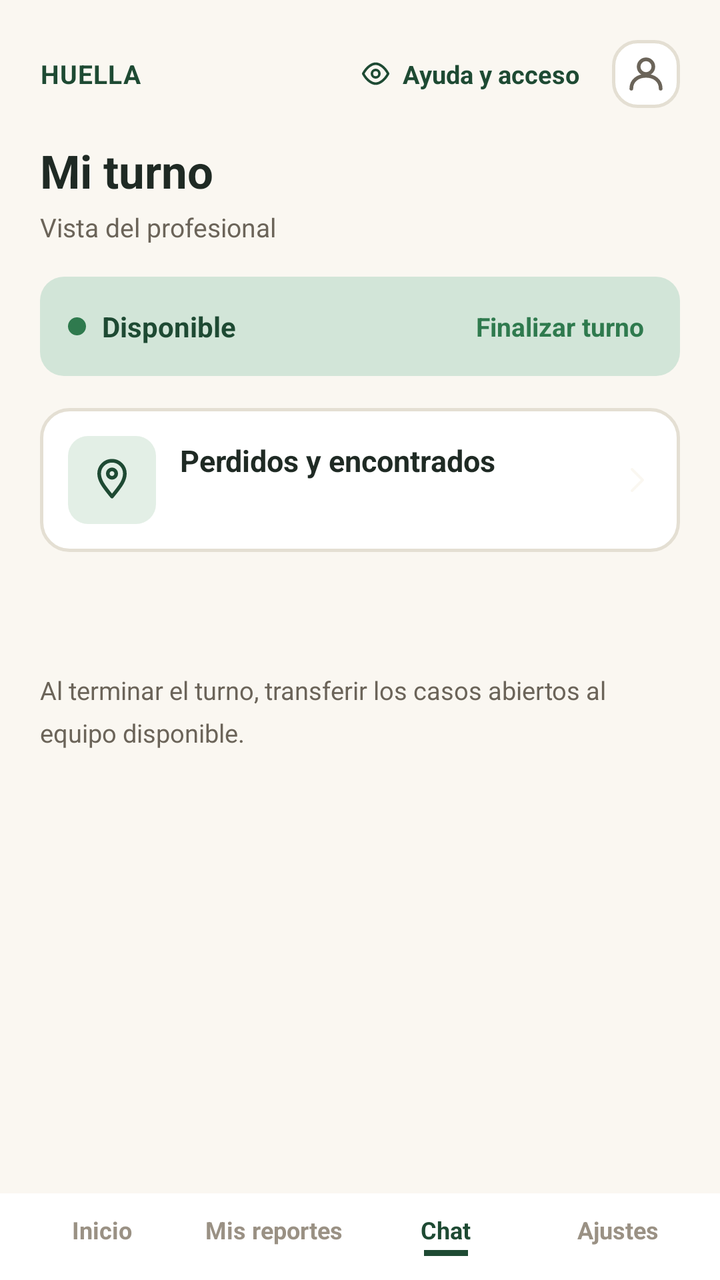
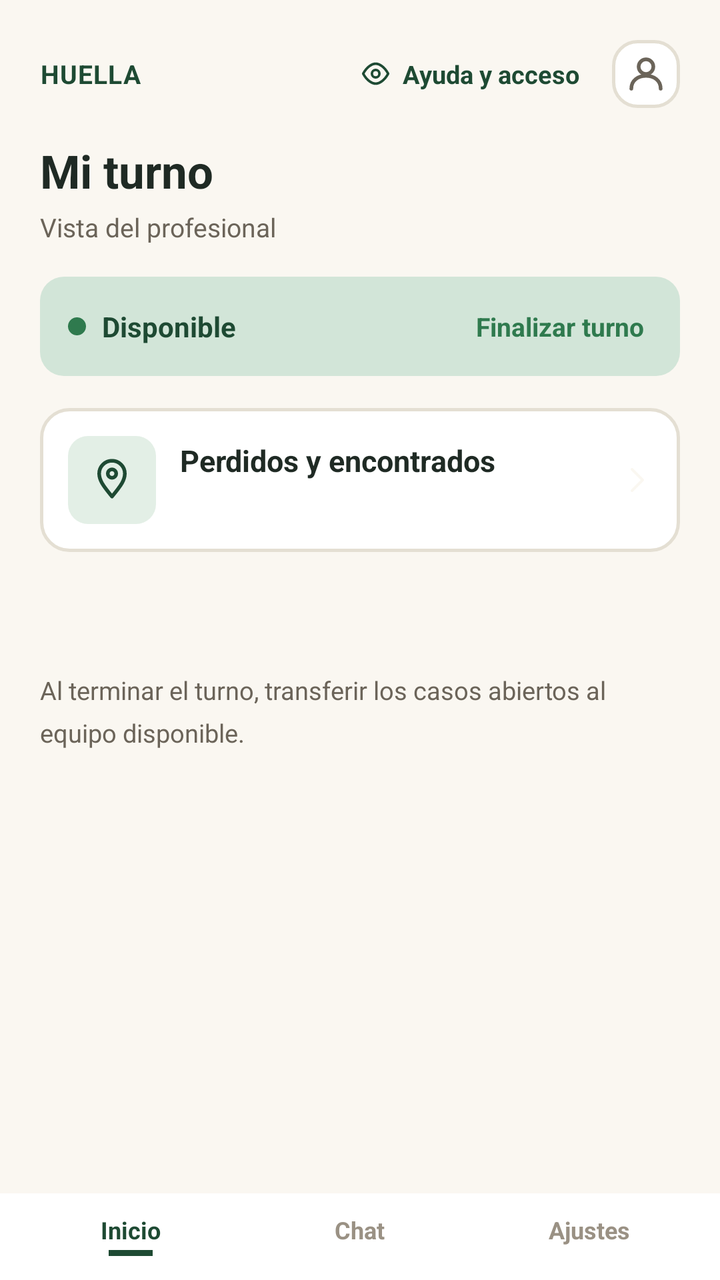

Screens rendered from an Android XML layout before and after an edit, with the pre-edit source and the edit as a unified diff.
<!-- AndroidManifest.xml: application theme Theme.HUELLASEGURA -->
<!-- res/layout/activity_bandeja_profesional.xml -->
<?xml version="1.0" encoding="utf-8"?>
<LinearLayout xmlns:android="http://schemas.android.com/apk/res/android"
    xmlns:app="http://schemas.android.com/apk/res-auto"
    android:id="@+id/root"
    android:layout_width="match_parent"
    android:layout_height="match_parent"
    android:background="@color/surface_background"
    android:orientation="vertical">

    <LinearLayout
        android:layout_width="match_parent"
        android:layout_height="wrap_content"
        android:gravity="center_vertical"
        android:orientation="horizontal"
        android:paddingStart="20dp"
        android:paddingTop="20dp"
        android:paddingEnd="20dp">

        <TextView
            android:layout_width="0dp"
            android:layout_height="wrap_content"
            android:layout_weight="1"
            android:letterSpacing="0.03"
            android:text="@string/report_brand_wordmark"
            android:textColor="@color/brand_dark"
            android:textSize="13sp"
            android:textStyle="bold" />

        <LinearLayout
            android:id="@+id/btnHelpAccess"
            android:layout_width="wrap_content"
            android:layout_height="wrap_content"
            android:layout_marginEnd="10dp"
            android:clickable="true"
            android:focusable="true"
            android:gravity="center_vertical"
            android:orientation="horizontal"
            android:padding="6dp">

            <ImageView
                android:layout_width="15dp"
                android:layout_height="15dp"
                android:contentDescription="@null"
                android:src="@drawable/ic_eye_outline" />

            <TextView
                android:layout_width="wrap_content"
                android:layout_height="wrap_content"
                android:layout_marginStart="6dp"
                android:text="@string/report_help_access"
                android:textColor="@color/brand_dark"
                android:textSize="12.5sp"
                android:textStyle="bold" />
        </LinearLayout>

        <ImageButton
            android:id="@+id/btnProfile"
            android:layout_width="34dp"
            android:layout_height="34dp"
            android:background="@drawable/bg_icon_button"
            android:contentDescription="@string/profile_button"
            android:padding="7dp"
            android:src="@drawable/ic_profile" />
    </LinearLayout>

    <ScrollView
        android:layout_width="match_parent"
        android:layout_height="0dp"
        android:layout_weight="1"
        android:fillViewport="true">

        <LinearLayout
            android:layout_width="match_parent"
            android:layout_height="wrap_content"
            android:orientation="vertical"
            android:paddingStart="20dp"
            android:paddingTop="16dp"
            android:paddingEnd="20dp"
            android:paddingBottom="8dp">

            <TextView
                android:layout_width="wrap_content"
                android:layout_height="wrap_content"
                android:text="@string/professional_shift_title"
                android:textColor="@color/text_primary"
                android:textSize="23sp"
                android:textStyle="bold" />

            <TextView
                android:layout_width="wrap_content"
                android:layout_height="wrap_content"
                android:layout_marginTop="4dp"
                android:layout_marginBottom="16dp"
                android:text="@string/professional_shift_subtitle"
                android:textColor="@color/text_secondary"
                android:textSize="13sp" />

            <LinearLayout
                android:id="@+id/cardShiftStatus"
                android:layout_width="match_parent"
                android:layout_height="wrap_content"
                android:layout_marginBottom="16dp"
                android:background="@drawable/bg_shift_status"
                android:gravity="center_vertical"
                android:orientation="horizontal"
                android:paddingStart="14dp"
                android:paddingTop="12dp"
                android:paddingEnd="14dp"
                android:paddingBottom="12dp">

                <View
                    android:id="@+id/dotStatus"
                    android:layout_width="9dp"
                    android:layout_height="9dp"
                    android:background="@drawable/shape_dot_active" />

                <TextView
                    android:id="@+id/tvStatus"
                    android:layout_width="0dp"
                    android:layout_height="wrap_content"
                    android:layout_marginStart="8dp"
                    android:layout_weight="1"
                    android:text="@string/professional_status_available"
                    android:textColor="@color/brand_dark"
                    android:textSize="14sp"
                    android:textStyle="bold" />

                <TextView
                    android:id="@+id/tvToggleShift"
                    android:layout_width="wrap_content"
                    android:layout_height="wrap_content"
                    android:background="?attr/selectableItemBackgroundBorderless"
                    android:padding="4dp"
                    android:text="@string/professional_end_shift"
                    android:textColor="@color/accent_green"
                    android:textSize="13sp"
                    android:textStyle="bold" />
            </LinearLayout>

            <LinearLayout
                android:id="@+id/cardPerdidos"
                android:layout_width="match_parent"
                android:layout_height="wrap_content"
                android:layout_marginBottom="16dp"
                android:background="@drawable/bg_card"
                android:clickable="true"
                android:focusable="true"
                android:foreground="?attr/selectableItemBackground"
                android:gravity="center_vertical"
                android:orientation="horizontal"
                android:padding="14dp">

                <FrameLayout
                    android:layout_width="44dp"
                    android:layout_height="44dp"
                    android:background="@drawable/bg_icon_soft">

                    <ImageView
                        android:layout_width="22dp"
                        android:layout_height="22dp"
                        android:layout_gravity="center"
                        android:contentDescription="@null"
                        android:src="@drawable/ic_location_pin" />
                </FrameLayout>

                <LinearLayout
                    android:layout_width="0dp"
                    android:layout_height="wrap_content"
                    android:layout_marginStart="12dp"
                    android:layout_weight="1"
                    android:orientation="vertical">

                    <TextView
                        android:layout_width="wrap_content"
                        android:layout_height="wrap_content"
                        android:text="@string/perdidos_inbox_title"
                        android:textColor="@color/text_primary"
                        android:textSize="15sp"
                        android:textStyle="bold" />

                    <TextView
                        android:id="@+id/tvPerdidosCount"
                        android:layout_width="wrap_content"
                        android:layout_height="wrap_content"
                        android:layout_marginTop="2dp"
                        android:textColor="@color/text_secondary"
                        android:textSize="12.5sp" />
                </LinearLayout>

                <View
                    android:id="@+id/dotPerdidos"
                    android:layout_width="10dp"
                    android:layout_height="10dp"
                    android:background="@drawable/shape_dot_active"
                    android:visibility="invisible" />

                <ImageView
                    android:layout_width="16dp"
                    android:layout_height="16dp"
                    android:layout_marginStart="8dp"
                    android:contentDescription="@null"
                    android:rotation="180"
                    android:src="@drawable/ic_arrow_back" />
            </LinearLayout>

            <LinearLayout
                android:layout_width="match_parent"
                android:layout_height="wrap_content"
                android:layout_marginBottom="16dp"
                android:orientation="horizontal">

                <TextView
                    android:id="@+id/tvCountPending"
                    android:layout_width="wrap_content"
                    android:layout_height="wrap_content"
                    android:layout_marginEnd="18dp"
                    android:textColor="@color/text_primary"
                    android:textSize="15sp"
                    android:textStyle="bold" />

                <TextView
                    android:id="@+id/tvCountAttending"
                    android:layout_width="wrap_content"
                    android:layout_height="wrap_content"
                    android:textColor="@color/text_primary"
                    android:textSize="15sp"
                    android:textStyle="bold" />
            </LinearLayout>

            <LinearLayout
                android:id="@+id/casesContainer"
                android:layout_width="match_parent"
                android:layout_height="wrap_content"
                android:layout_marginBottom="8dp"
                android:orientation="vertical" />

            <TextView
                android:layout_width="match_parent"
                android:layout_height="wrap_content"
                android:lineSpacingMultiplier="1.4"
                android:text="@string/professional_footer_note"
                android:textColor="@color/text_secondary"
                android:textSize="12.5sp" />
        </LinearLayout>
    </ScrollView>

    <LinearLayout
        android:layout_width="match_parent"
        android:layout_height="wrap_content"
        android:background="@android:color/white"
        android:orientation="horizontal"
        android:paddingStart="8dp"
        android:paddingTop="10dp"
        android:paddingEnd="8dp"
        android:paddingBottom="12dp">

        <LinearLayout
            android:id="@+id/tabInicio"
            android:layout_width="0dp"
            android:layout_height="wrap_content"
            android:layout_weight="1"
            android:gravity="center"
            android:orientation="vertical">

            <TextView
                android:layout_width="wrap_content"
                android:layout_height="wrap_content"
                android:text="@string/nav_home"
                android:textColor="@color/field_placeholder"
                android:textSize="12sp"
                android:textStyle="bold" />

            <View
                android:layout_width="22dp"
                android:layout_height="3dp"
                android:layout_marginTop="2dp"
                android:background="@android:color/transparent" />
        </LinearLayout>

        <LinearLayout
            android:id="@+id/tabMisReportes"
            android:layout_width="0dp"
            android:layout_height="wrap_content"
            android:layout_weight="1"
            android:gravity="center"
            android:orientation="vertical">

            <TextView
                android:layout_width="wrap_content"
                android:layout_height="wrap_content"
                android:text="@string/professional_nav_my_reports"
                android:textColor="@color/field_placeholder"
                android:textSize="12sp"
                android:textStyle="bold" />

            <View
                android:layout_width="22dp"
                android:layout_height="3dp"
                android:layout_marginTop="2dp"
                android:background="@android:color/transparent" />
        </LinearLayout>

        <LinearLayout
            android:id="@+id/tabChat"
            android:layout_width="0dp"
            android:layout_height="wrap_content"
            android:layout_weight="1"
            android:gravity="center"
            android:orientation="vertical">

            <TextView
                android:layout_width="wrap_content"
                android:layout_height="wrap_content"
                android:text="@string/nav_chat"
                android:textColor="@color/brand_dark"
                android:textSize="12sp"
                android:textStyle="bold" />

            <View
                android:layout_width="22dp"
                android:layout_height="3dp"
                android:layout_marginTop="2dp"
                android:background="@color/brand_dark" />
        </LinearLayout>

        <LinearLayout
            android:id="@+id/tabAjustes"
            android:layout_width="0dp"
            android:layout_height="wrap_content"
            android:layout_weight="1"
            android:gravity="center"
            android:orientation="vertical">

            <TextView
                android:layout_width="wrap_content"
                android:layout_height="wrap_content"
                android:text="@string/professional_nav_settings"
                android:textColor="@color/field_placeholder"
                android:textSize="12sp"
                android:textStyle="bold" />

            <View
                android:layout_width="22dp"
                android:layout_height="3dp"
                android:layout_marginTop="2dp"
                android:background="@android:color/transparent" />
        </LinearLayout>
    </LinearLayout>
</LinearLayout>
<!-- resources referenced by this layout -->
<resources>
  <color name="accent_green">@color/splash_icon_background</color>
  <color name="brand_dark">@color/splash_background</color>
  <color name="field_placeholder">#9A9184</color>
  <color name="surface_background">@color/splash_text_primary</color>
  <color name="text_primary">#1F2A24</color>
  <color name="text_secondary">#6B6459</color>
  <!-- drawable bg_card (drawable) -->
  <?xml version="1.0" encoding="utf-8"?>
  <shape xmlns:android="http://schemas.android.com/apk/res/android"
      android:shape="rectangle">
      <solid android:color="@android:color/white" />
      <corners android:radius="14dp" />
      <stroke
          android:width="1.5dp"
          android:color="@color/field_border" />
  </shape>
  <!-- drawable bg_icon_button (drawable) -->
  <?xml version="1.0" encoding="utf-8"?>
  <shape xmlns:android="http://schemas.android.com/apk/res/android"
      android:shape="rectangle">
      <solid android:color="@android:color/white" />
      <corners android:radius="12dp" />
      <stroke
          android:width="1.5dp"
          android:color="@color/field_border" />
  </shape>
  <!-- drawable bg_icon_soft (drawable) -->
  <?xml version="1.0" encoding="utf-8"?>
  <shape xmlns:android="http://schemas.android.com/apk/res/android"
      android:shape="rectangle">
      <solid android:color="@color/accent_soft" />
      <corners android:radius="10dp" />
  </shape>
  <!-- drawable bg_shift_status (drawable) -->
  <?xml version="1.0" encoding="utf-8"?>
  <shape xmlns:android="http://schemas.android.com/apk/res/android"
      android:shape="rectangle">
      <solid android:color="@color/map_placeholder_bg" />
      <corners android:radius="12dp" />
  </shape>
  <!-- drawable shape_dot_active (drawable) -->
  <?xml version="1.0" encoding="utf-8"?>
  <shape xmlns:android="http://schemas.android.com/apk/res/android"
      android:shape="oval">
      <solid android:color="@color/splash_icon_background" />
  </shape>
  <string name="nav_chat">Chat</string>
  <string name="nav_home">Inicio</string>
  <string name="perdidos_inbox_title">Perdidos y encontrados</string>
  <string name="professional_end_shift">Finalizar turno</string>
  <string name="professional_footer_note">Al terminar el turno, transferir los casos abiertos al equipo disponible.</string>
  <string name="professional_nav_my_reports">Mis reportes</string>
  <string name="professional_nav_settings">Ajustes</string>
  <string name="professional_shift_subtitle">Vista del profesional</string>
  <string name="professional_shift_title">Mi turno</string>
  <string name="professional_status_available">Disponible</string>
  <string name="profile_button">Perfil</string>
  <string name="report_brand_wordmark">HUELLA</string>
  <string name="report_help_access">Ayuda y acceso</string>
  <style name="Theme.HUELLASEGURA" parent="Base.Theme.HUELLASEGURA" />
  <color name="splash_icon_background">#2F7A4E</color>
  <color name="splash_background">#1E4A33</color>
  <color name="splash_text_primary">#FAF7F1</color>
  <color name="field_border">#E4DFD3</color>
  <color name="accent_soft">#E3EFE6</color>
  <color name="map_placeholder_bg">#D2E5D8</color>
  <style name="Base.Theme.HUELLASEGURA" parent="Theme.Material3.DayNight.NoActionBar">
          
          <item name="colorPrimary">@color/accent_green</item>
          <item name="colorOnPrimary">@color/surface_background</item>
          <item name="colorSecondary">@color/brand_dark</item>
          <item name="colorSecondaryContainer">@color/accent_green</item>
          <item name="colorOnSecondaryContainer">@color/surface_background</item>
          <item name="android:windowBackground">@color/surface_background</item>
      </style>
  <!-- unchanged entries left out for length: 4 -->
</resources>

<!-- the commit's change to res/layout/activity_bandeja_profesional.xml (unified diff, before → after) -->
@@ -64,6 +64,7 @@
     </LinearLayout>
 
     <ScrollView
+        android:id="@+id/scrollCases"
         android:layout_width="match_parent"
         android:layout_height="0dp"
         android:layout_weight="1"
@@ -266,6 +267,30 @@
                 android:layout_width="wrap_content"
                 android:layout_height="wrap_content"
                 android:text="@string/nav_home"
+                android:textColor="@color/brand_dark"
+                android:textSize="12sp"
+                android:textStyle="bold" />
+
+            <View
+                android:layout_width="22dp"
+                android:layout_height="3dp"
+                android:layout_marginTop="2dp"
+                android:background="@color/brand_dark" />
+        </LinearLayout>
+
+
+        <LinearLayout
+            android:id="@+id/tabChat"
+            android:layout_width="0dp"
+            android:layout_height="wrap_content"
+            android:layout_weight="1"
+            android:gravity="center"
+            android:orientation="vertical">
+
+            <TextView
+                android:layout_width="wrap_content"
+                android:layout_height="wrap_content"
+                android:text="@string/nav_chat"
                 android:textColor="@color/field_placeholder"
                 android:textSize="12sp"
                 android:textStyle="bold" />
@@ -278,7 +303,7 @@
         </LinearLayout>
 
         <LinearLayout
-            android:id="@+id/tabMisReportes"
+            android:id="@+id/tabAjustes"
             android:layout_width="0dp"
             android:layout_height="wrap_content"
             android:layout_weight="1"
@@ -288,7 +313,7 @@
             <TextView
                 android:layout_width="wrap_content"
                 android:layout_height="wrap_content"
-                android:text="@string/professional_nav_my_reports"
+                android:text="@string/professional_nav_settings"
                 android:textColor="@color/field_placeholder"
                 android:textSize="12sp"
                 android:textStyle="bold" />
@@ -299,51 +324,5 @@
                 android:layout_marginTop="2dp"
                 android:background="@android:color/transparent" />
         </LinearLayout>
-
-        <LinearLayout
-            android:id="@+id/tabChat"
-            android:layout_width="0dp"
-            android:layout_height="wrap_content"
-            android:layout_weight="1"
-            android:gravity="center"
-            android:orientation="vertical">
-
-            <TextView
-                android:layout_width="wrap_content"
-                android:layout_height="wrap_content"
-                android:text="@string/nav_chat"
-                android:textColor="@color/brand_dark"
-                android:textSize="12sp"
-                android:textStyle="bold" />
-
-            <View
-                android:layout_width="22dp"
-                android:layout_height="3dp"
-                android:layout_marginTop="2dp"
-                android:background="@color/brand_dark" />
-        </LinearLayout>
-
-        <LinearLayout
-            android:id="@+id/tabAjustes"
-            android:layout_width="0dp"
-            android:layout_height="wrap_content"
-            android:layout_weight="1"
-            android:gravity="center"
-            android:orientation="vertical">
-
-            <TextView
-                android:layout_width="wrap_content"
-                android:layout_height="wrap_content"
-                android:text="@string/professional_nav_settings"
-                android:textColor="@color/field_placeholder"
-                android:textSize="12sp"
-                android:textStyle="bold" />
-
-            <View
-                android:layout_width="22dp"
-                android:layout_height="3dp"
-                android:layout_marginTop="2dp"
-                android:background="@android:color/transparent" />
-        </LinearLayout>
     </LinearLayout>
 </LinearLayout>
<!-- resource entries referenced after the edit -->
@@ -51,7 +51,6 @@
   <string name="perdidos_inbox_title">Perdidos y encontrados</string>
   <string name="professional_end_shift">Finalizar turno</string>
   <string name="professional_footer_note">Al terminar el turno, transferir los casos abiertos al equipo disponible.</string>
-  <string name="professional_nav_my_reports">Mis reportes</string>
   <string name="professional_nav_settings">Ajustes</string>
   <string name="professional_shift_subtitle">Vista del profesional</string>
   <string name="professional_shift_title">Mi turno</string>
